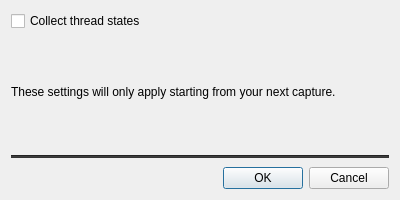
Above: src/OrbitQt/CaptureOptionsDialog.ui from google/orbit before the change. Below: the same form after it.
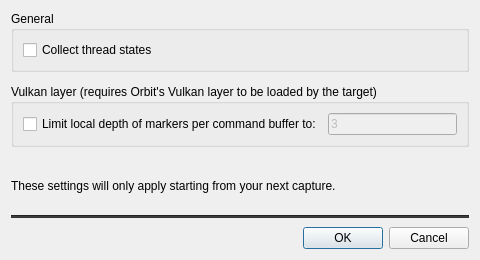
That is the form after the change.

Commit message: Expose setting to limit the local depth of markers per command buffer. (#1887)

Patch:
```diff
--- a/src/OrbitQt/CaptureOptionsDialog.ui
+++ b/src/OrbitQt/CaptureOptionsDialog.ui
@@ -9,8 +9,8 @@
    <rect>
     <x>0</x>
     <y>0</y>
-    <width>400</width>
-    <height>200</height>
+    <width>480</width>
+    <height>260</height>
    </rect>
   </property>
   <property name="windowTitle">
@@ -25,11 +25,63 @@
    </property>
    <item row="0" column="0">
     <layout class="QVBoxLayout" name="verticalLayout">
+     <property name="spacing">
+      <number>12</number>
+     </property>
      <item>
-      <widget class="QCheckBox" name="threadStateCheckBox">
-       <property name="text">
-        <string>Collect thread states</string>
+      <widget class="QGroupBox" name="groupBox">
+       <property name="title">
+        <string>General</string>
        </property>
+       <layout class="QVBoxLayout" name="verticalLayout_3">
+        <item>
+         <widget class="QCheckBox" name="threadStateCheckBox">
+          <property name="text">
+           <string>Collect thread states</string>
+          </property>
+         </widget>
+        </item>
+       </layout>
+      </widget>
+     </item>
+     <item>
+      <widget class="QGroupBox" name="groupBox_2">
+       <property name="toolTip">
+        <string>This requires Orbit's Vulkan layer to be loaded by the target process.</string>
+       </property>
+       <property name="title">
+        <string>Vulkan layer (requires Orbit's Vulkan layer to be loaded by the target)</string>
+       </property>
+       <layout class="QVBoxLayout" name="verticalLayout_4">
+        <item>
+         <layout class="QHBoxLayout" name="horizontalLayout">
+          <item>
+           <widget class="QCheckBox" name="localMarkerDepthCheckBox">
+            <property name="text">
+             <string>Limit local depth of markers per command buffer to:</string>
+            </property>
+           </widget>
+          </item>
+          <item>
+           <widget class="QLineEdit" name="localMarkerDepthLineEdit">
+            <property name="enabled">
+             <bool>false</bool>
+            </property>
+            <property name="toolTip">
+             <string>Limits the maximum depth of Vulkan debug markers per command buffer to the given value.
+Setting the value to &quot;0&quot; will disable Vulkan debug marker tracking.</string>
+            </property>
+            <property name="inputMethodHints">
+             <set>Qt::ImhDigitsOnly</set>
+            </property>
+            <property name="text">
+             <string>3</string>
+            </property>
+           </widget>
+          </item>
+         </layout>
+        </item>
+       </layout>
       </widget>
      </item>
      <item>
```
Left out of the diff: 72 changed lines with no effect on the pictures. The commit also changes 14 other files.
